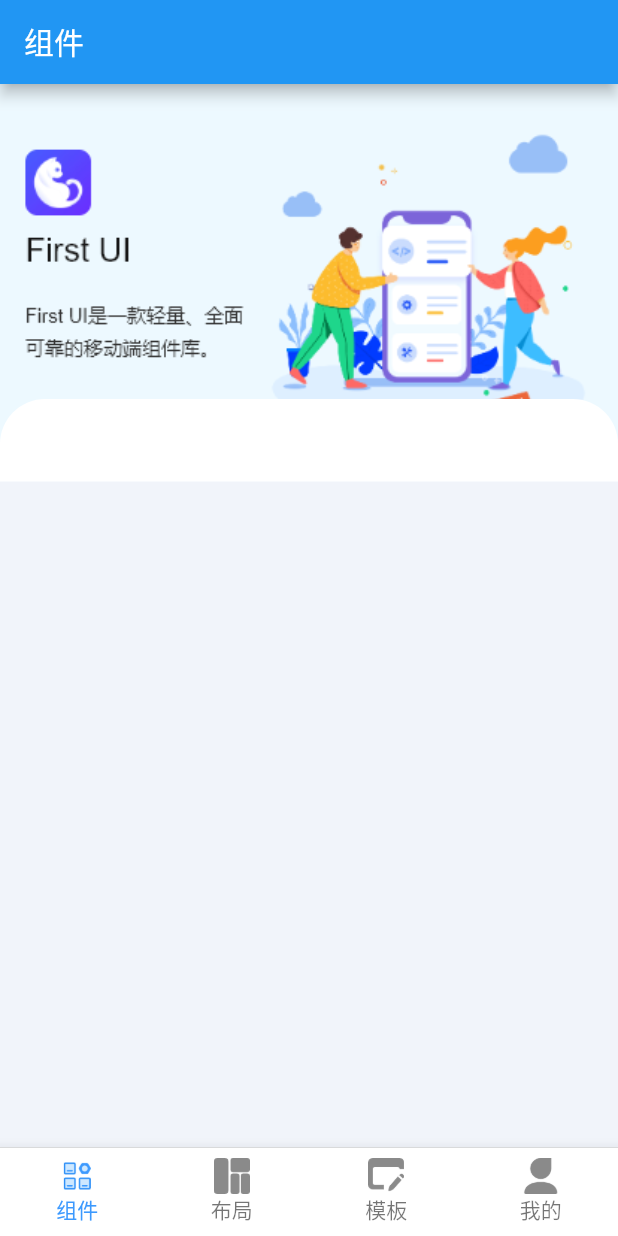
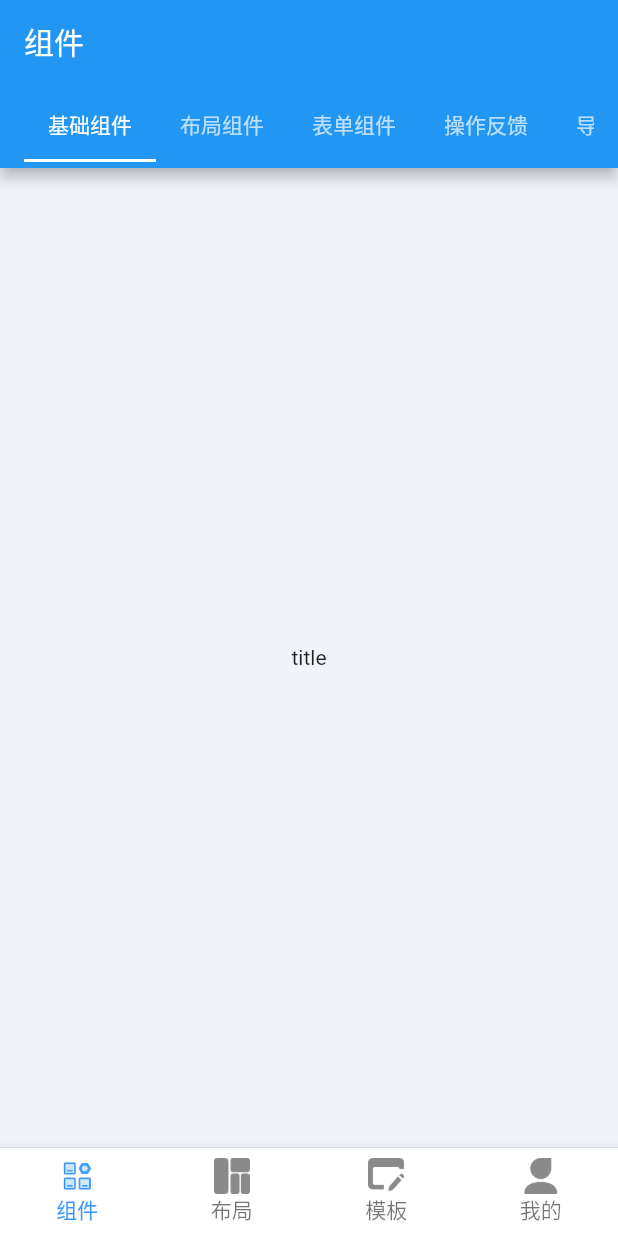
Before and after one commit to yuanxiaoxiong/flutter_demo, a Flutter app: the screen it shows after launch, on a phone screen of 412 x 824 dp. Run offline on Flutter 3.47's test engine with Material 2 defaults, Android fonts, the phone set to English and light mode, and no system bars; our stand-ins replace dio, webview_flutter; project files that could hold a hidden picture were left out.

Commit message:
新增tab顶部导航

```diff
--- /dev/null
+++ b/lib/pages/component/base/base_component.dart
@@ -0,0 +1,34 @@
+import 'package:flutter/cupertino.dart';
+
+class BaseComponentView extends StatefulWidget {
+  const BaseComponentView({Key? key, required String title}) : super(key: key);
+  @override
+  State<BaseComponentView> createState() => _BaseComponentViewState();
+}
+
+class _BaseComponentViewState extends State<BaseComponentView>
+    with SingleTickerProviderStateMixin {
+  late AnimationController _controller;
+  late String title;
+
+  @override
+  void initState() {
+    super.initState();
+    _controller = AnimationController(vsync: this);
+  }
+
+  @override
+  void dispose() {
+    _controller.dispose();
+    super.dispose();
+  }
+
+  @override
+  Widget build(BuildContext context) {
+    return Container(
+      child: const Center(
+        child: Text('title'),
+      ),
+    );
+  }
+}
--- a/lib/pages/component/component_page.dart
+++ b/lib/pages/component/component_page.dart
@@ -1,6 +1,6 @@
 import 'package:flutter/material.dart';
 import 'package:dio/dio.dart';
-import 'package:flutter_demo/pages/tabbar_with_pageview.dart';
+import 'package:flutter_demo/pages/component/base/base_component.dart';
 
 class ComponentPageWidget extends StatefulWidget {
   const ComponentPageWidget({Key? key}) : super(key: key);
@@ -9,36 +9,66 @@ class ComponentPageWidget extends StatefulWidget {
   State<StatefulWidget> createState() => _ComponentPageWidgetState();
 }
 
-class _ComponentPageWidgetState extends State<ComponentPageWidget> {
+class _ComponentPageWidgetState extends State<ComponentPageWidget>
+    with SingleTickerProviderStateMixin {
+  List tabs = [
+    "基础组件",
+    "布局组件",
+    "表单组件",
+    "操作反馈",
+    "导航组件",
+    "数据组件",
+    "扩展组件",
+    "画布组件",
+    "Dart组件"
+  ];
+
+  late List<Widget> views;
+
+  late TabController _controller;
+
   @override
   void initState() {
+    _controller = TabController(length: tabs.length, vsync: this);
+    //添加监听
+    _controller.addListener(() {
+      var index = _controller.index;
+      var previousIndex = _controller.previousIndex;
+      debugPrint("index: $index");
+      debugPrint('previousIndex: $previousIndex');
+    });
+    views = tabs
+        .map((e) => BaseComponentView(
+              title: e.toString(),
+            ))
+        .toList();
     super.initState();
-    debugPrint("initState ComponentPageWidgetState");
+  }
+
+  @override
+  void dispose() {
+    super.dispose();
+    _controller.dispose();
   }
 
   @override
   Widget build(BuildContext context) {
     return Scaffold(
+      appBar: AppBar(
+        title: TabBar(
+          controller: _controller,
+          isScrollable: true,
+          tabs: tabs
+              .map((e) => Tab(
+                    text: e.toString(),
+                  ))
+              .toList(),
+        ),
+      ),
       backgroundColor: const Color(0xFFF1F4FA),
-      body: Column(
-        children: [
-          Stack(
-            clipBehavior: Clip.hardEdge,
-            children: [
-              SizedBox(
-                child: Image.asset(
-                  'assets/images/ic_component_bg.png',
-                  fit: BoxFit.fill,
-                ),
-              ),
-              Column(
-                children: const [
-                  TabBarWithPageView()
-                ],
-              ),
-            ],
-          ),
-        ],
+      body: TabBarView(
+        controller: _controller,
+        children: views,
       ),
     );
   }
--- a/lib/pages/container_page.dart
+++ b/lib/pages/container_page.dart
@@ -87,6 +87,7 @@ class _ContainerPageState extends State<ContainerPage> {
     debugPrint('build _ContainerPageState');
     return Scaffold(
       appBar: AppBar(
+        elevation: 0,
         title: Text(_selectName),
       ),
       body: Stack(
--- a/lib/pages/tabbar_with_pageview.dart
+++ /dev/null
@@ -1,24 +0,0 @@
-import 'package:flutter/material.dart';
-
-class TabBarWithPageView extends StatefulWidget {
-  const TabBarWithPageView({Key? key}) : super(key: key);
-
-  @override
-  State<StatefulWidget> createState() => _TabBarWithPageViewState();
-}
-
-class _TabBarWithPageViewState extends State<TabBarWithPageView> {
-  @override
-  Widget build(BuildContext context) {
-    return Container(
-      margin: const EdgeInsets.only(top: 210),
-      height: 55,
-      decoration: const BoxDecoration(
-          shape: BoxShape.rectangle,
-          borderRadius: BorderRadius.only(
-              topLeft: Radius.circular(30),
-              topRight: Radius.circular(30)),
-          color: Colors.white),
-    );
-  }
-}
```
